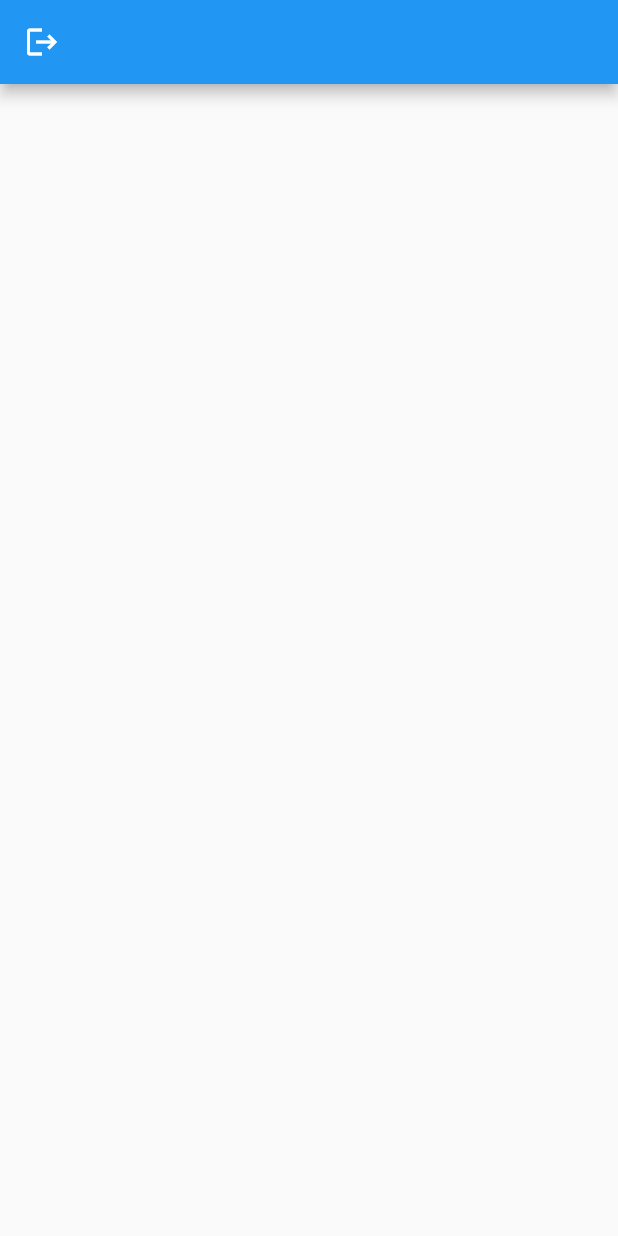
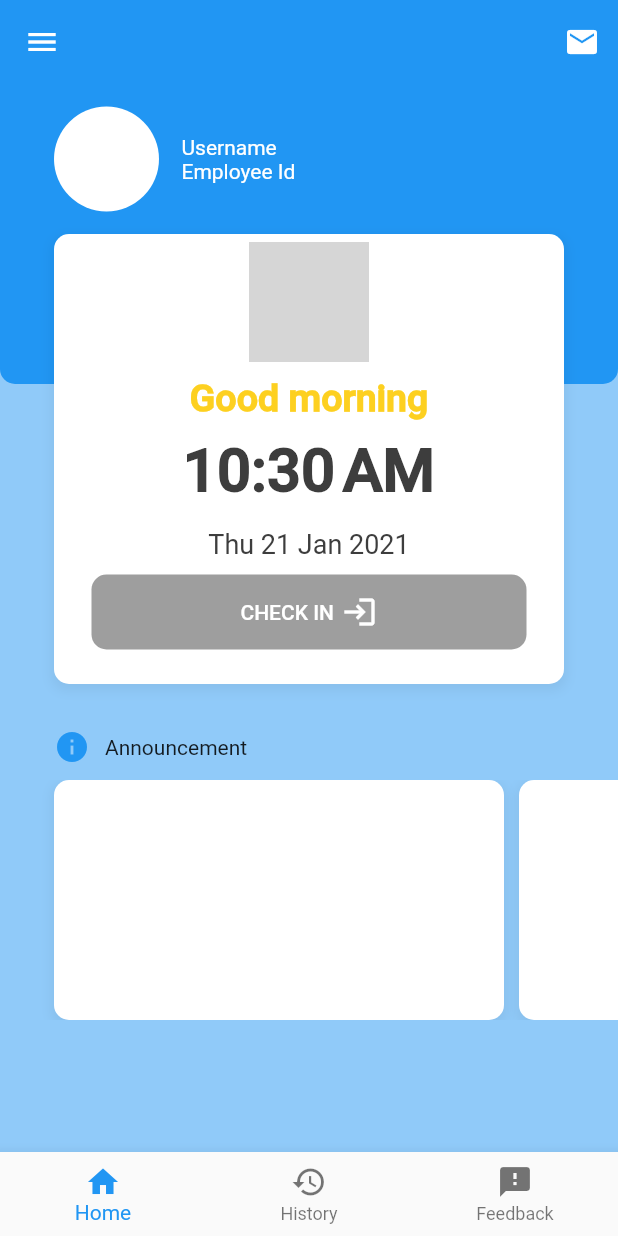
Before and after one commit to BlueBearrii/tbc-application-attendance, a Flutter app: the Application screen opened by its route, on a phone screen of 412 x 824 dp. Run offline on Flutter 3.47's test engine with Material 2 defaults, Android fonts, the phone set to English and light mode, and no system bars; our stand-ins replace cloud_firestore, dio, firebase_auth, firebase_core, firebase_storage, geolocator and 3 more; accounts and stored records are empty; grey boxes are pictures that could not be loaded.

Commit message:
:zap::gem: Building App || Home page

```diff
--- a/tbc_attendance_application/lib/pages/app/app_page.dart
+++ b/tbc_attendance_application/lib/pages/app/app_page.dart
@@ -1,22 +1,122 @@
 import 'package:firebase_auth/firebase_auth.dart';
 import 'package:flutter/material.dart';
+import 'package:tbc_attendance_application/pages/app/feedback/feedback.dart';
+import 'package:tbc_attendance_application/pages/app/history/history.dart';
+import 'package:tbc_attendance_application/pages/app/home/home.dart';
 
-class Application extends StatelessWidget {
+class Application extends StatefulWidget {
   const Application({Key key}) : super(key: key);
+
+  @override
+  _ApplicationState createState() => _ApplicationState();
+}
+
+class _ApplicationState extends State<Application> {
+/* -------------------------------------------------------------------------- */
+/*                                  Variable                                  */
+/* -------------------------------------------------------------------------- */
+
+  int _selectedIndex = 0;
+
+/* -------------------------------------------------------------------------- */
+/*                                  Function                                  */
+/* -------------------------------------------------------------------------- */
+  onChangePage() {
+    switch (_selectedIndex) {
+      case 0:
+        return HomePage();
+      case 1:
+        return HistoryPage();
+      case 2:
+        return FeedbackPage();
+        break;
+      default:
+    }
+  }
 
   @override
   Widget build(BuildContext context) {
     return Scaffold(
       appBar: AppBar(
-          leading: GestureDetector(
+        elevation: 0,
+        actions: [
+          IconButton(
+            icon: const Icon(Icons.mail),
+            onPressed: () {},
+          ),
+        ],
+      ),
+      bottomNavigationBar: BottomNavigationBar(
+        currentIndex: _selectedIndex,
+        onTap: (value) {
+          setState(() {
+            _selectedIndex = value;
+          });
+        },
+        items: [
+          BottomNavigationBarItem(icon: Icon(Icons.home), label: "Home"),
+          BottomNavigationBarItem(icon: Icon(Icons.history), label: "History"),
+          BottomNavigationBarItem(icon: Icon(Icons.feedback), label: "Feedback")
+        ],
+      ),
+      drawer: Drawer(
+        child: ListView(
+          // Important: Remove any padding from the ListView.
+          padding: EdgeInsets.zero,
+          children: <Widget>[
+            DrawerHeader(
+              child: Text('Drawer Header'),
+              decoration: BoxDecoration(
+                color: Colors.blue,
+              ),
+            ),
+            ListTile(
+              title: Row(
+                children: [
+                  Container(
+                      margin: EdgeInsets.only(right: 10),
+                      child: Icon(Icons.verified_user)),
+                  Text('Manager'),
+                ],
+              ),
+              onTap: () {
+                // Update the state of the app.
+                // ...
+              },
+            ),
+            ListTile(
+              title: Row(
+                children: [
+                  Container(
+                      margin: EdgeInsets.only(right: 10),
+                      child: Icon(Icons.settings)),
+                  Text('Setting'),
+                ],
+              ),
+              onTap: () {
+                // Update the state of the app.
+                // ...
+              },
+            ),
+            ListTile(
+              title: Row(
+                children: [
+                  Container(
+                      margin: EdgeInsets.only(right: 10),
+                      child: Icon(Icons.logout)),
+                  Text('Logout'),
+                ],
+              ),
               onTap: () async {
                 await FirebaseAuth.instance.signOut();
                 Navigator.of(context).pushNamedAndRemoveUntil(
                     '/login', (Route<dynamic> route) => false);
               },
-            child: Icon(Icons.logout),
+            ),
+          ],
         ),
       ),
-        body: Container());
+      body: onChangePage(),
+    );
   }
 }
--- /dev/null
+++ b/tbc_attendance_application/lib/pages/app/home/home.dart
@@ -0,0 +1,505 @@
+import 'dart:async';
+import 'dart:io';
+
+import 'package:flutter/material.dart';
+import 'package:geolocator/geolocator.dart';
+import 'package:image_picker/image_picker.dart';
+import 'package:intl/intl.dart';
+import 'package:shared_preferences/shared_preferences.dart';
+import 'package:tbc_attendance_application/pages/app/home/emotion.dart';
+import 'package:timer_builder/timer_builder.dart';
+import 'package:cloud_firestore/cloud_firestore.dart';
+import 'package:firebase_storage/firebase_storage.dart' as firebase_storage;
+
+class HomePage extends StatefulWidget {
+  const HomePage({Key key}) : super(key: key);
+
+  @override
+  _HomePageState createState() => _HomePageState();
+}
+
+class _HomePageState extends State<HomePage> {
+/* -------------------------------------------------------------------------- */
+/*                             Initialize firebase                            */
+/* -------------------------------------------------------------------------- */
+  FirebaseFirestore firestore = FirebaseFirestore.instance;
+
+  firebase_storage.FirebaseStorage storage =
+      firebase_storage.FirebaseStorage.instance;
+
+/* -------------------------------------------------------------------------- */
+/*                                  Variable                                  */
+/* -------------------------------------------------------------------------- */
+  File selfieImage;
+
+  double kxLatitude = 13.720363;
+  double kxLongtitude = 100.498404;
+
+  bool allowButton = false;
+  bool checkIn = false;
+  bool isLoading = false;
+  bool approveState = false;
+
+  String name;
+  String employeeId;
+  String pic;
+  String picURL;
+
+/* -------------------------------------------------------------------------- */
+/*                                  Function                                  */
+/* -------------------------------------------------------------------------- */
+  String getSystemTime() {
+    var now = new DateTime.now();
+    return new DateFormat("jm").format(now);
+  }
+
+  bool switchImage() {
+    var now = new DateTime.now();
+
+    if (new DateFormat("a").format(now) == "AM") {
+      return true;
+    } else {
+      return false;
+    }
+  }
+
+  Future _isCameraOnPress(ImageSource imageSource) async {
+    try {
+      var img = await ImagePicker.pickImage(source: imageSource);
+      setState(() {
+        selfieImage = img;
+      });
+    } catch (errors) {}
+  }
+
+  Stream<dynamic> getCurrentPosition() {
+    var _getDistance;
+
+    void onData() {
+      print("Distance : $_getDistance");
+      if (_getDistance <= 50) {
+        setState(() {
+          allowButton = true;
+        });
+      } else {
+        setState(() {
+          allowButton = false;
+        });
+      }
+    }
+
+    StreamSubscription<Position> positionStream = Geolocator.getPositionStream(
+            desiredAccuracy: LocationAccuracy.high,
+            intervalDuration: Duration(seconds: 10))
+        .listen((Position position) {
+      _getDistance = Geolocator.distanceBetween(
+          position.latitude, position.longitude, kxLatitude, kxLongtitude);
+      onData();
+    });
+  }
+
+  checkInState() async {
+    SharedPreferences prefs = await SharedPreferences.getInstance();
+    employeeId = prefs.getString("employeeId");
+    name = prefs.getString("name");
+    pic = prefs.getString("pic");
+
+    print("Function check_all_state is running");
+    await firestore
+        .collection("check_in_state")
+        .doc(employeeId)
+        .get()
+        .then((value) {
+      setState(() {
+        checkIn = value.data()["checkIn"];
+      });
+    }).then((value) async {
+      await firestore
+          .collection("approve_state")
+          .doc(employeeId)
+          .get()
+          .then((value) {
+        setState(() {
+          approveState = value.data()["approveState"];
+        });
+      }).then((value) async {
+        String getImageUrl = await firebase_storage.FirebaseStorage.instance
+            .ref(pic)
+            .getDownloadURL();
+
+        print(getImageUrl);
+        setState(() {
+          picURL = getImageUrl;
+        });
+      });
+    });
+  }
+
+  onCheckInAndOut() async {
+    if (checkIn != true) {
+      print("Check IN");
+      await checkInFunction();
+    } else {
+      print("Check Out");
+      await checkOutFunction();
+      await getEmotion();
+    }
+  }
+
+  checkInFunction() async {
+    print("Function check in is running");
+    var now = new DateTime.now();
+    await firestore.collection('check_in_logs').add({
+      "employee_id": "A000",
+      "date": DateFormat.yMMMd().format(now),
+      "time": DateFormat.jm().format(now),
+      "pic": null,
+      "approve": approveState,
+      "status": "On time"
+    }).then((value) {
+      upLoadFile();
+    });
+  }
+
+  checkOutFunction() async {
+    print("Function check out is running");
+    var now = new DateTime.now();
+    await firestore.collection('check_out_logs').add({
+      "employee_id": "A000",
+      "date": DateFormat.yMMMd().format(now),
+      "time": DateFormat.jm().format(now),
+      "pic": null,
+      "emotion": null
+    }).then((value) {
+      upLoadFile();
+    });
+  }
+
+  getEmotion() {
+    Navigator.of(context).push(PageRouteBuilder(
+        opaque: false,
+        pageBuilder: (BuildContext context, _, __) => EmotionPage()));
+  }
+
+  upLoadFile() async {
+    print("Function upload_file is running");
+    await storage
+        .ref(checkIn ? "/check_out_image/" : "/check_in_image/")
+        .child(
+            "/$employeeId/${DateFormat.yMMMd().format(new DateTime.now())}.png")
+        .putFile(selfieImage)
+        .then((response) => setCheckInState(employeeId))
+        .catchError((onError) => print(onError));
+  }
+
+  setCheckInState(String employeeId) async {
+    print("Function set_state is running");
+    await firestore
+        .collection("check_in_state")
+        .doc(employeeId)
+        .set({"checkIn": !checkIn}).then((value) {
+      setState(() {
+        checkIn = !checkIn;
+        isLoading = false;
+      });
+    });
+  }
+
+  _isLoadingFunction() {
+    return Center(
+      child: CircularProgressIndicator(),
+    );
+  }
+
+/* -------------------------------------------------------------------------- */
+
+  @override
+  void initState() {
+    checkInState();
+    super.initState();
+  }
+
+  @override
+  void dispose() {
+    getCurrentPosition();
+    super.dispose();
+  }
+
+  @override
+  Widget build(BuildContext context) {
+    return Stack(
+      children: [
+        Scaffold(
+          backgroundColor: Theme.of(context).backgroundColor,
+          body: SingleChildScrollView(
+            child: Stack(
+              children: [
+                Container(
+                  height: 200,
+                  decoration: BoxDecoration(
+                    borderRadius: BorderRadius.only(
+                        bottomLeft: Radius.circular(10),
+                        bottomRight: Radius.circular(10)),
+                    color: Theme.of(context).primaryColor,
+                  ),
+                ),
+
+                /* -------------------------------------------------------------------------- */
+                /*                                   PROFILE                                  */
+                /* -------------------------------------------------------------------------- */
+
+                Container(
+                  padding: EdgeInsets.symmetric(horizontal: 0),
+                  child: Column(
+                    children: [
+                      Padding(
+                        padding: const EdgeInsets.symmetric(horizontal: 36),
+                        child: Container(
+                          margin: EdgeInsets.symmetric(vertical: 15),
+                          child: Row(
+                            children: [
+                              Container(
+                                margin: EdgeInsets.only(right: 15),
+                                child: CircleAvatar(
+                                  backgroundColor: Colors.white,
+                                  radius: 35,
+                                  child: CircleAvatar(
+                                    backgroundImage: picURL != null
+                                        ? NetworkImage(picURL)
+                                        : null,
+                                    backgroundColor: Colors.white,
+                                    radius: 30,
+                                  ),
+                                ),
+                              ),
+                              Column(
+                                crossAxisAlignment: CrossAxisAlignment.start,
+                                children: [
+                                  Text(
+                                    name != null ? name : "Username",
+                                    style: TextStyle(color: Colors.white),
+                                  ),
+                                  Text(
+                                    employeeId != null
+                                        ? "ID : $employeeId"
+                                        : "Employee Id",
+                                    style: TextStyle(color: Colors.white),
+                                  )
+                                ],
+                              )
+                            ],
+                          ),
+                        ),
+                      ),
+
+                      /* -------------------------------------------------------------------------- */
+                      /*                                CHECKIN CARD                                */
+                      /* -------------------------------------------------------------------------- */
+
+                      Padding(
+                        padding: const EdgeInsets.symmetric(horizontal: 36),
+                        child: Container(
+                          padding: EdgeInsets.symmetric(horizontal: 25),
+                          width: double.infinity,
+                          height: 300,
+                          decoration: BoxDecoration(
+                            color: Colors.white,
+                            borderRadius: BorderRadius.all(Radius.circular(10)),
+                            boxShadow: [
+                              BoxShadow(
+                                color: Colors.black.withOpacity(0.05),
+                                spreadRadius: 1.5,
+                                blurRadius: 6,
+                                offset:
+                                    Offset(0, 3), // changes position of shadow
+                              ),
+                            ],
+                          ),
+                          child: Column(
+                            children: [
+                              Container(
+                                margin: EdgeInsets.symmetric(vertical: 5),
+                                child: Image.asset(
+                                  switchImage()
+                                      ? "assets/dawn.png"
+                                      : "assets/sunset.png",
+                                  width: 80,
+                                  height: 80,
+                                ),
+                              ),
+                              Container(
+                                  margin: EdgeInsets.symmetric(vertical: 5),
+                                  child: Text(
+                                    switchImage()
+                                        ? "Good morning"
+                                        : "Good evening",
+                                    style: TextStyle(
+                                        fontWeight: FontWeight.bold,
+                                        fontSize: 25,
+                                        color: switchImage()
+                                            ? Color.fromRGBO(253, 208, 32, 1)
+                                            : Colors.orange),
+                                  )),
+                              Container(
+                                margin: EdgeInsets.symmetric(vertical: 5),
+                                child: TimerBuilder.periodic(
+                                    Duration(seconds: 1), builder: (context) {
+                                  return Text(
+                                    "${getSystemTime()}",
+                                    style: TextStyle(
+                                        color: Color.fromRGBO(61, 61, 61, 1),
+                                        fontSize: 40,
+                                        fontWeight: FontWeight.w700),
+                                  );
+                                }),
+                              ),
+                              Container(
+                                margin: EdgeInsets.symmetric(vertical: 10),
+                                child: Text(
+                                  "${DateFormat.E().format(new DateTime.now()) + " " + DateFormat.d().format(new DateTime.now()) + " " + DateFormat.LLL().format(new DateTime.now()) + " " + DateFormat.y().format(new DateTime.now())}",
+                                  style: TextStyle(
+                                      fontSize: 18,
+                                      color: Color.fromRGBO(61, 61, 61, 1)),
+                                ),
+                              ),
+                              StreamBuilder<Object>(
+                                  stream: getCurrentPosition(),
+                                  builder: (context, snapshot) {
+                                    return Container(
+                                        width: double.infinity,
+                                        height: 50,
+                                        child: isLoading
+                                            ? _isLoadingFunction()
+                                            : RaisedButton(
+                                                onPressed: allowButton
+                                                    ? () {
+                                                        setState(() {
+                                                          isLoading = true;
+                                                        });
+                                                        _isCameraOnPress(
+                                                                ImageSource
+                                                                    .camera)
+                                                            .then((value) {
+                                                          onCheckInAndOut();
+                                                        });
+                                                      }
+                                                    : null,
+                                                child: Row(
+                                                  mainAxisAlignment:
+                                                      MainAxisAlignment.center,
+                                                  children: [
+                                                    Container(
+                                                      margin: EdgeInsets.only(
+                                                          right: 5),
+                                                      child: Text(
+                                                          checkIn
+                                                              ? "CHECK OUT"
+                                                              : "CHECK IN",
+                                                          style: TextStyle(
+                                                              color: Colors
+                                                                  .white)),
+                                                    ),
+                                                    Icon(
+                                                      Icons.login,
+                                                      color: Colors.white,
+                                                    )
+                                                  ],
+                                                ),
+                                                color: Theme.of(context)
+                                                    .primaryColor,
+                                                shape: RoundedRectangleBorder(
+                                                  borderRadius:
+                                                      BorderRadius.circular(10),
+                                                ),
+                                              ));
+                                  })
+                            ],
+                          ),
+                        ),
+                      ),
+
+                      /* ----------------------------------- END ---------------------------------- */
+
+                      Padding(
+                        padding: const EdgeInsets.symmetric(horizontal: 36),
+                        child: Container(
+                          margin: EdgeInsets.only(top: 30, bottom: 10),
+                          child: Row(
+                            mainAxisAlignment: MainAxisAlignment.start,
+                            children: [
+                              Container(
+                                  margin: EdgeInsets.only(right: 10),
+                                  child: Icon(
+                                    Icons.info,
+                                    color: Theme.of(context).primaryColor,
+                                  )),
+                              Text("Announcement"),
+                            ],
+                          ),
+                        ),
+                      ),
+
+                      /* -------------------------------------------------------------------------- */
+                      /*                                NOTIFICATION                                */
+                      /* -------------------------------------------------------------------------- */
+
+                      Container(
+                        height: 160,
+                        child: ListView(
+                          scrollDirection: Axis.horizontal,
+                          children: [
+                            Container(
+                              margin: EdgeInsets.only(right: 36),
+                            ),
+                            Container(
+                              margin: EdgeInsets.only(right: 10),
+                              width: 300,
+                              height: 150,
+                              decoration: BoxDecoration(
+                                color: Colors.white,
+                                borderRadius:
+                                    BorderRadius.all(Radius.circular(10)),
+                                boxShadow: [
+                                  BoxShadow(
+                                    color: Colors.black.withOpacity(0.05),
+                                    spreadRadius: 1.5,
+                                    blurRadius: 6,
+                                    offset: Offset(
+                                        0, 3), // changes position of shadow
+                                  ),
+                                ],
+                              ),
+                            ),
+                            Container(
+                              margin: EdgeInsets.only(right: 10),
+                              width: 300,
+                              height: 150,
+                              decoration: BoxDecoration(
+                                color: Colors.white,
+                                borderRadius:
+                                    BorderRadius.all(Radius.circular(10)),
+                                boxShadow: [
+                                  BoxShadow(
+                                    color: Colors.black.withOpacity(0.05),
+                                    spreadRadius: 1.5,
+                                    blurRadius: 6,
+                                    offset: Offset(
+                                        0, 3), // changes position of shadow
+                                  ),
+                                ],
+                              ),
+                            )
+                          ],
+                        ),
+                      )
+                    ],
+                  ),
+                ),
+              ],
+            ),
+          ),
+        )
+      ],
+    );
+  }
+}
```
Also changed, not shown: tbc_attendance_application/lib/pages/app/feedback/feedback.dart (added, +12 -0 lines), tbc_attendance_application/lib/pages/app/history/history.dart (added, +12 -0 lines), tbc_attendance_application/lib/pages/app/home/emotion.dart (added, +41 -0 lines). Lines whose indentation alone changed are shown as unchanged.
